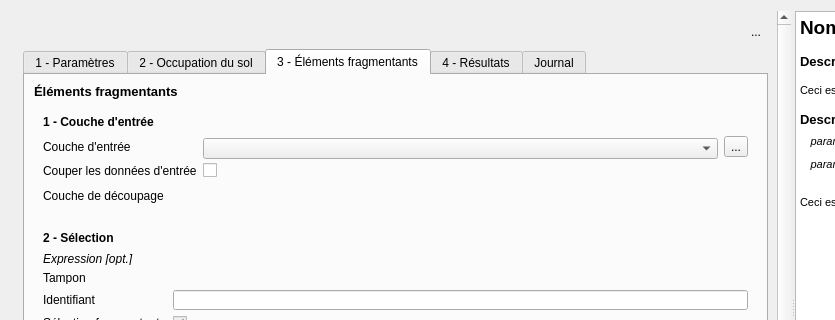
Qt form FragScape_dialog_base.ui (MathieuChailloux/FragScape) before a commit; both pictures show x 0 to 835 and y 0 to 320 of the 1015 by 690 pixel window.
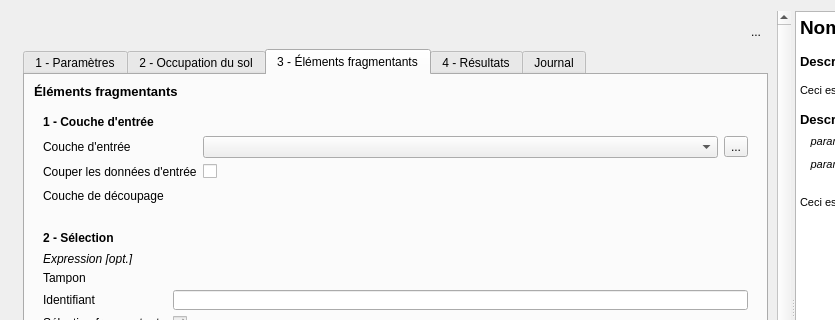
The same form after that commit. The open tabs and pages were chosen to show the change. Icons and pictures are not drawn. Custom widgets are drawn as their Qt base class.

Commit message: Align UI for steps 2 and 3.

```diff
--- a/FragScape_dialog_base.ui
+++ b/FragScape_dialog_base.ui
@@ -83,7 +83,7 @@
             <x>0</x>
             <y>0</y>
             <width>767</width>
-            <height>675</height>
+            <height>671</height>
            </rect>
           </property>
           <property name="sizePolicy">
@@ -1096,13 +1096,13 @@
                     <property name="minimumSize">
                      <size>
                       <width>0</width>
-                      <height>21</height>
+                      <height>0</height>
                      </size>
                     </property>
                     <property name="maximumSize">
                      <size>
                       <width>16777215</width>
-                      <height>16</height>
+                      <height>16777215</height>
                      </size>
                     </property>
                    </widget>
```
Left out of the diff: 50 changed lines with no effect on the pictures. The commit also changes 1 other file.
